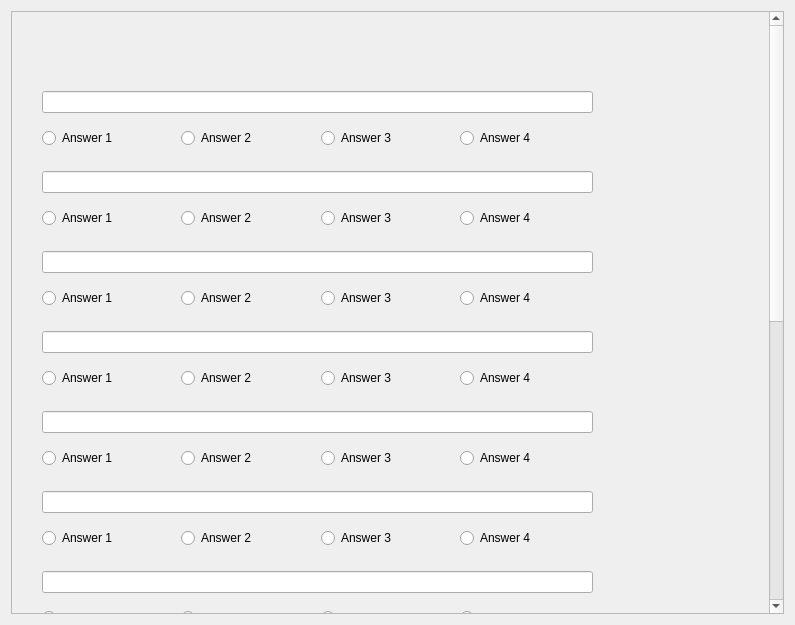
Qt form studyProject/createtaskwindow.ui (fenrirm/study_project) before a commit.
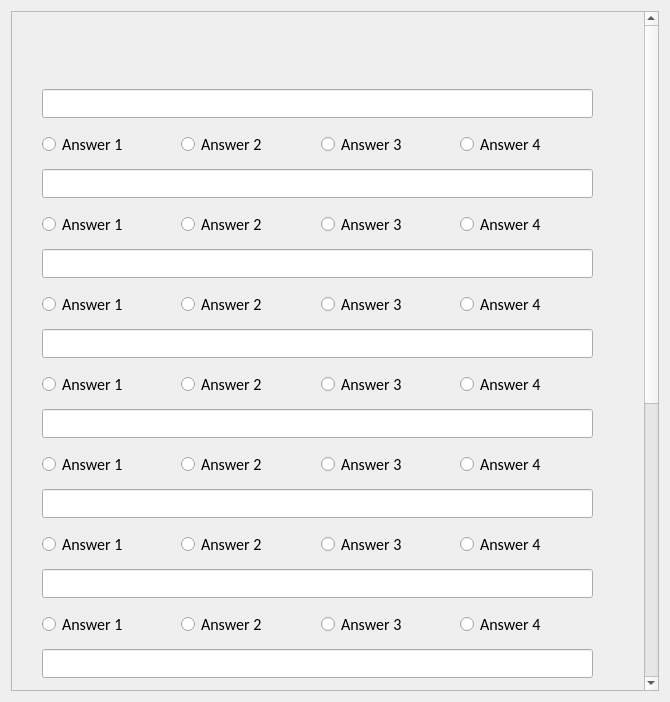
The same form after that commit. Icons and pictures are not drawn.

Diff of the .ui file:
```diff
--- a/studyProject/createtaskwindow.ui
+++ b/studyProject/createtaskwindow.ui
@@ -6,8 +6,8 @@
    <rect>
     <x>0</x>
     <y>0</y>
-    <width>795</width>
-    <height>625</height>
+    <width>670</width>
+    <height>702</height>
    </rect>
   </property>
   <property name="maximumSize">
@@ -31,6 +31,12 @@
   <layout class="QGridLayout" name="gridLayout">
    <item row="0" column="1">
     <widget class="QScrollArea" name="scrollArea">
+     <property name="font">
+      <font>
+       <family>Calibri</family>
+       <pointsize>12</pointsize>
+      </font>
+     </property>
      <property name="verticalScrollBarPolicy">
       <enum>Qt::ScrollBarAlwaysOn</enum>
      </property>
@@ -55,17 +61,36 @@
          <x>30</x>
          <y>150</y>
          <width>551</width>
-         <height>75</height>
+         <height>85</height>
         </rect>
        </property>
+       <property name="font">
+        <font>
+         <family>Calibri</family>
+         <pointsize>12</pointsize>
+        </font>
+       </property>
        <layout class="QVBoxLayout" name="verticalLayout_2">
         <item>
-         <widget class="QLineEdit" name="lineEditTest2"/>
+         <widget class="QLineEdit" name="lineEditTest2">
+          <property name="font">
+           <font>
+            <family>Calibri</family>
+            <pointsize>12</pointsize>
+           </font>
+          </property>
+         </widget>
         </item>
         <item>
          <layout class="QHBoxLayout" name="horizontalLayout_2">
           <item>
            <widget class="QRadioButton" name="radioButton2_1">
+            <property name="font">
+             <font>
+              <family>Calibri</family>
+              <pointsize>12</pointsize>
+             </font>
+            </property>
             <property name="text">
              <string>Answer 1</string>
             </property>
@@ -73,6 +98,12 @@
           </item>
           <item>
            <widget class="QRadioButton" name="radioButton2_2">
+            <property name="font">
+             <font>
+              <family>Calibri</family>
+              <pointsize>12</pointsize>
+             </font>
+            </property>
             <property name="text">
              <string>Answer 2</string>
             </property>
@@ -80,6 +111,12 @@
           </item>
           <item>
            <widget class="QRadioButton" name="radioButton2_3">
+            <property name="font">
+             <font>
+              <family>Calibri</family>
+              <pointsize>12</pointsize>
+             </font>
+            </property>
             <property name="text">
              <string>Answer 3</string>
             </property>
@@ -87,6 +124,12 @@
           </item>
           <item>
            <widget class="QRadioButton" name="radioButton2_4">
+            <property name="font">
+             <font>
+              <family>Calibri</family>
+              <pointsize>12</pointsize>
+             </font>
+            </property>
             <property name="text">
              <string>Answer 4</string>
             </property>
@@ -102,17 +145,36 @@
          <x>30</x>
          <y>230</y>
          <width>551</width>
-         <height>75</height>
+         <height>85</height>
         </rect>
        </property>
+       <property name="font">
+        <font>
+         <family>Calibri</family>
+         <pointsize>12</pointsize>
+        </font>
+       </property>
        <layout class="QVBoxLayout" name="verticalLayout_3">
         <item>
-         <widget class="QLineEdit" name="lineEditTest3"/>
+         <widget class="QLineEdit" name="lineEditTest3">
+          <property name="font">
+           <font>
+            <family>Calibri</family>
+            <pointsize>12</pointsize>
+           </font>
+          </property>
+         </widget>
         </item>
         <item>
          <layout class="QHBoxLayout" name="horizontalLayout_3">
           <item>
            <widget class="QRadioButton" name="radioButton3_1">
+            <property name="font">
+             <font>
+              <family>Calibri</family>
+              <pointsize>12</pointsize>
+             </font>
+            </property>
             <property name="text">
              <string>Answer 1</string>
             </property>
@@ -120,6 +182,12 @@
           </item>
           <item>
            <widget class="QRadioButton" name="radioButton3_2">
+            <property name="font">
+             <font>
+              <family>Calibri</family>
+              <pointsize>12</pointsize>
+             </font>
+            </property>
             <property name="text">
              <string>Answer 2</string>
             </property>
@@ -127,6 +195,12 @@
           </item>
           <item>
            <widget class="QRadioButton" name="radioButton3_3">
+            <property name="font">
+             <font>
+              <family>Calibri</family>
+              <pointsize>12</pointsize>
+             </font>
+            </property>
             <property name="text">
              <string>Answer 3</string>
             </property>
@@ -134,6 +208,12 @@
           </item>
           <item>
            <widget class="QRadioButton" name="radioButton3_4">
+            <property name="font">
+             <font>
+              <family>Calibri</family>
+              <pointsize>12</pointsize>
+             </font>
+            </property>
             <property name="text">
              <string>Answer 4</string>
             </property>
@@ -149,17 +229,36 @@
          <x>30</x>
          <y>310</y>
          <width>551</width>
-         <height>75</height>
+         <height>85</height>
         </rect>
        </property>
+       <property name="font">
+        <font>
+         <family>Calibri</family>
+         <pointsize>12</pointsize>
+        </font>
+       </property>
        <layout class="QVBoxLayout" name="verticalLayout_4">
         <item>
-         <widget class="QLineEdit" name="lineEditTest4"/>
+         <widget class="QLineEdit" name="lineEditTest4">
+          <property name="font">
+           <font>
+            <family>Calibri</family>
+            <pointsize>12</pointsize>
+           </font>
+          </property>
+         </widget>
         </item>
         <item>
          <layout class="QHBoxLayout" name="horizontalLayout_4">
           <item>
            <widget class="QRadioButton" name="radioButton4_1">
+            <property name="font">
+             <font>
+              <family>Calibri</family>
+              <pointsize>12</pointsize>
+             </font>
+            </property>
             <property name="text">
              <string>Answer 1</string>
             </property>
@@ -167,6 +266,12 @@
           </item>
           <item>
            <widget class="QRadioButton" name="radioButton4_2">
+            <property name="font">
+             <font>
+              <family>Calibri</family>
+              <pointsize>12</pointsize>
+             </font>
+            </property>
             <property name="text">
              <string>Answer 2</string>
             </property>
@@ -174,6 +279,12 @@
           </item>
           <item>
            <widget class="QRadioButton" name="radioButton4_3">
+            <property name="font">
+             <font>
+              <family>Calibri</family>
+              <pointsize>12</pointsize>
+             </font>
+            </property>
             <property name="text">
              <string>Answer 3</string>
             </property>
@@ -181,6 +292,12 @@
           </item>
           <item>
            <widget class="QRadioButton" name="radioButton4_4">
+            <property name="font">
+             <font>
+              <family>Calibri</family>
+              <pointsize>12</pointsize>
+             </font>
+            </property>
             <property name="text">
              <string>Answer 4</string>
             </property>
@@ -196,17 +313,36 @@
          <x>30</x>
          <y>390</y>
          <width>551</width>
-         <height>75</height>
+         <height>85</height>
         </rect>
        </property>
+       <property name="font">
+        <font>
+         <family>Calibri</family>
+         <pointsize>12</pointsize>
+        </font>
+       </property>
        <layout class="QVBoxLayout" name="verticalLayout_5">
         <item>
-         <widget class="QLineEdit" name="lineEditTest5"/>
+         <widget class="QLineEdit" name="lineEditTest5">
+          <property name="font">
+           <font>
+            <family>Calibri</family>
+            <pointsize>12</pointsize>
+           </font>
+          </property>
+         </widget>
         </item>
         <item>
          <layout class="QHBoxLayout" name="horizontalLayout_5">
           <item>
            <widget class="QRadioButton" name="radioButton5_1">
+            <property name="font">
+             <font>
+              <family>Calibri</family>
+              <pointsize>12</pointsize>
+             </font>
+            </property>
             <property name="text">
              <string>Answer 1</string>
             </property>
@@ -214,6 +350,12 @@
           </item>
           <item>
            <widget class="QRadioButton" name="radioButton5_2">
+            <property name="font">
+             <font>
+              <family>Calibri</family>
+              <pointsize>12</pointsize>
+             </font>
+            </property>
             <property name="text">
              <string>Answer 2</string>
             </property>
@@ -221,6 +363,12 @@
           </item>
           <item>
            <widget class="QRadioButton" name="radioButton5_3">
+            <property name="font">
+             <font>
+              <family>Calibri</family>
+              <pointsize>12</pointsize>
+             </font>
+            </property>
             <property name="text">
              <string>Answer 3</string>
             </property>
@@ -228,6 +376,12 @@
           </item>
           <item>
            <widget class="QRadioButton" name="radioButton5_4">
+            <property name="font">
+             <font>
+              <family>Calibri</family>
+              <pointsize>12</pointsize>
+             </font>
+            </property>
             <property name="text">
              <string>Answer 4</string>
             </property>
@@ -243,17 +397,36 @@
          <x>30</x>
          <y>470</y>
          <width>551</width>
-         <height>75</height>
+         <height>85</height>
         </rect>
        </property>
+       <property name="font">
+        <font>
+         <family>Calibri</family>
+         <pointsize>12</pointsize>
+        </font>
+       </property>
        <layout class="QVBoxLayout" name="verticalLayout_6">
         <item>
-         <widget class="QLineEdit" name="lineEditTest6"/>
+         <widget class="QLineEdit" name="lineEditTest6">
+          <property name="font">
+           <font>
+            <family>Calibri</family>
+            <pointsize>12</pointsize>
+           </font>
+          </property>
+         </widget>
         </item>
         <item>
          <layout class="QHBoxLayout" name="horizontalLayout_6">
           <item>
            <widget class="QRadioButton" name="radioButton6_1">
+            <property name="font">
+             <font>
+              <family>Calibri</family>
+              <pointsize>12</pointsize>
+             </font>
+            </property>
             <property name="text">
              <string>Answer 1</string>
             </property>
@@ -261,6 +434,12 @@
           </item>
           <item>
            <widget class="QRadioButton" name="radioButton6_2">
+            <property name="font">
+             <font>
+              <family>Calibri</family>
+              <pointsize>12</pointsize>
+             </font>
+            </property>
             <property name="text">
              <string>Answer 2</string>
             </property>
@@ -268,6 +447,12 @@
           </item>
           <item>
            <widget class="QRadioButton" name="radioButton6_3">
+            <property name="font">
+             <font>
+              <family>Calibri</family>
+              <pointsize>12</pointsize>
+             </font>
+            </property>
             <property name="text">
              <string>Answer 3</string>
             </property>
@@ -275,6 +460,12 @@
           </item>
           <item>
            <widget class="QRadioButton" name="radioButton6_4">
+            <property name="font">
+             <font>
+              <family>Calibri</family>
+              <pointsize>12</pointsize>
+             </font>
+            </property>
             <property name="text">
              <string>Answer 4</string>
             </property>
@@ -290,17 +481,36 @@
          <x>30</x>
          <y>550</y>
          <width>551</width>
-         <height>75</height>
+         <height>85</height>
         </rect>
        </property>
+       <property name="font">
+        <font>
+         <family>Calibri</family>
+         <pointsize>12</pointsize>
+        </font>
+       </property>
        <layout class="QVBoxLayout" name="verticalLayout_7">
         <item>
-         <widget class="QLineEdit" name="lineEditTest7"/>
+         <widget class="QLineEdit" name="lineEditTest7">
+          <property name="font">
+           <font>
+            <family>Calibri</family>
+            <pointsize>12</pointsize>
+           </font>
+          </property>
+         </widget>
         </item>
         <item>
          <layout class="QHBoxLayout" name="horizontalLayout_7">
           <item>
            <widget class="QRadioButton" name="radioButton7_1">
+            <property name="font">
+             <font>
+              <family>Calibri</family>
+              <pointsize>12</pointsize>
+             </font>
+            </property>
             <property name="text">
              <string>Answer 1</string>
             </property>
@@ -308,6 +518,12 @@
           </item>
           <item>
            <widget class="QRadioButton" name="radioButton7_2">
+            <property name="font">
+             <font>
+              <family>Calibri</family>
+              <pointsize>12</pointsize>
+             </font>
+            </property>
             <property name="text">
              <string>Answer 2</string>
             </property>
@@ -315,6 +531,12 @@
           </item>
           <item>
            <widget class="QRadioButton" name="radioButton7_3">
+            <property name="font">
+             <font>
+              <family>Calibri</family>
+              <pointsize>12</pointsize>
+             </font>
+            </property>
             <property name="text">
              <string>Answer 3</string>
             </property>
@@ -322,6 +544,12 @@
           </item>
           <item>
            <widget class="QRadioButton" name="radioButton7_4">
+            <property name="font">
+             <font>
+              <family>Calibri</family>
+              <pointsize>12</pointsize>
+             </font>
+            </property>
             <property name="text">
              <string>Answer 4</string>
             </property>
@@ -337,12 +565,25 @@
          <x>30</x>
          <y>630</y>
          <width>551</width>
-         <height>75</height>
+         <height>85</height>
         </rect>
        </property>
+       <property name="font">
+        <font>
+         <family>Calibri</family>
+         <pointsize>12</pointsize>
+        </font>
+       </property>
        <layout class="QVBoxLayout" name="verticalLayout_8">
         <item>
-         <widget class="QLineEdit" name="lineEditTest8"/>
+         <widget class="QLineEdit" name="lineEditTest8">
+          <property name="font">
+           <font>
+            <family>Calibri</family>
+            <pointsize>12</pointsize>
+           </font>
+          </property>
+         </widget>
         </item>
         <item>
          <layout class="QHBoxLayout" name="horizontalLayout_8">
@@ -585,17 +826,36 @@
          <x>30</x>
          <y>70</y>
          <width>551</width>
-         <height>75</height>
+         <height>85</height>
         </rect>
        </property>
+       <property name="font">
+        <font>
+         <family>Calibri</family>
+         <pointsize>12</pointsize>
+        </font>
+       </property>
        <layout class="QVBoxLayout" name="verticalLayout">
         <item>
-         <widget class="QLineEdit" name="lineEditTest1"/>
+         <widget class="QLineEdit" name="lineEditTest1">
+          <property name="font">
+           <font>
+            <family>Calibri</family>
+            <pointsize>12</pointsize>
+           </font>
+          </property>
+         </widget>
         </item>
         <item>
          <layout class="QHBoxLayout" name="horizontalLayout">
           <item>
            <widget class="QRadioButton" name="radioButton1_1">
+            <property name="font">
+             <font>
+              <family>Calibri</family>
+              <pointsize>12</pointsize>
+             </font>
+            </property>
             <property name="text">
              <string>Answer 1</string>
             </property>
@@ -603,6 +863,12 @@
           </item>
           <item>
            <widget class="QRadioButton" name="radioButton1_2">
+            <property name="font">
+             <font>
+              <family>Calibri</family>
+              <pointsize>12</pointsize>
+             </font>
+            </property>
             <property name="text">
              <string>Answer 2</string>
             </property>
@@ -610,6 +876,12 @@
           </item>
           <item>
            <widget class="QRadioButton" name="radioButton1_3">
+            <property name="font">
+             <font>
+              <family>Calibri</family>
+              <pointsize>12</pointsize>
+             </font>
+            </property>
             <property name="text">
              <string>Answer 3</string>
             </property>
@@ -617,6 +889,12 @@
           </item>
           <item>
            <widget class="QRadioButton" name="radioButton1_4">
+            <property name="font">
+             <font>
+              <family>Calibri</family>
+              <pointsize>12</pointsize>
+             </font>
+            </property>
             <property name="text">
              <string>Answer 4</string>
             </property>
```
Left out of the diff: 178 changed lines with no effect on the pictures.
